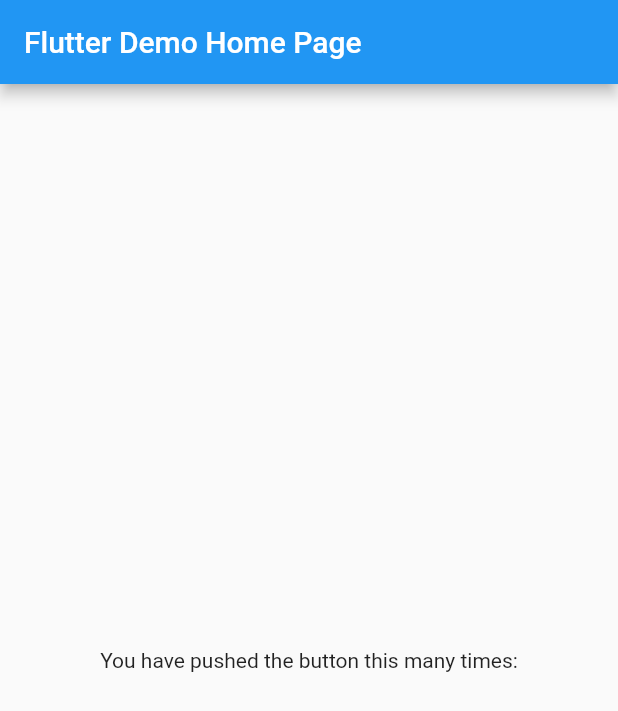
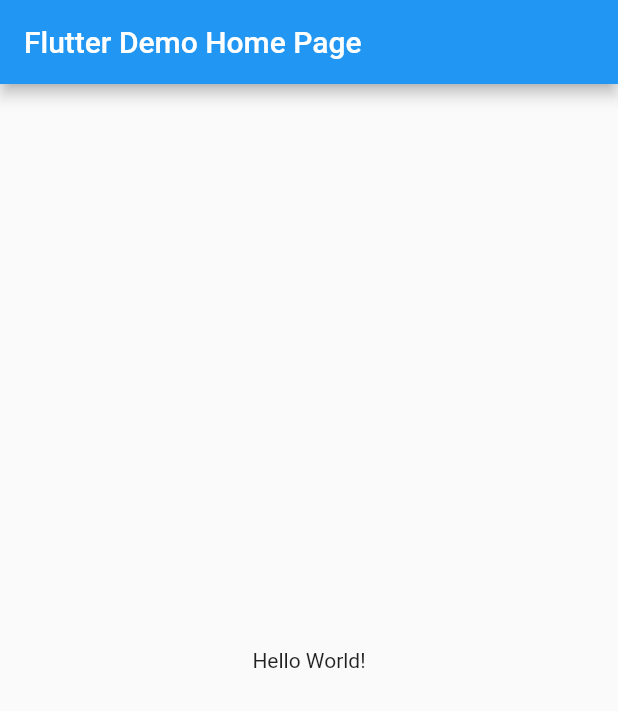
Before and after one commit to firovski/DEVLLY_FLUTTER_CHAT, a Flutter app: the screen it shows after launch, on a phone screen of 412 x 824 dp. Shown: the top 711 px of the screen. Run offline on Flutter 3.47's test engine with Material 2 defaults, Android fonts, the phone set to English and light mode, and no system bars.

Commit message:
Added Hello World text to Text widget

```diff
--- a/lib/main.dart
+++ b/lib/main.dart
@@ -45,7 +45,7 @@ class _MyHomePageState extends State<MyHomePage> {
           mainAxisAlignment: MainAxisAlignment.center,
           children: <Widget>[
             Text(
-              'You have pushed the button this many times:',
+              'Hello World!',
             ),
 
           ],
```
